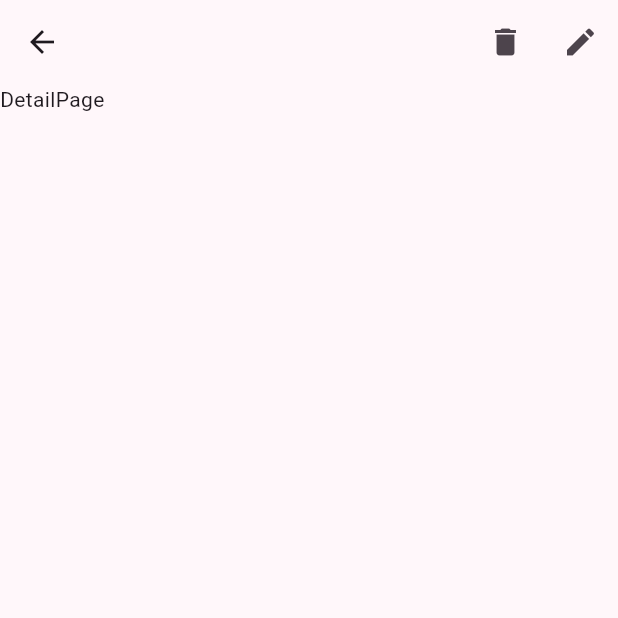
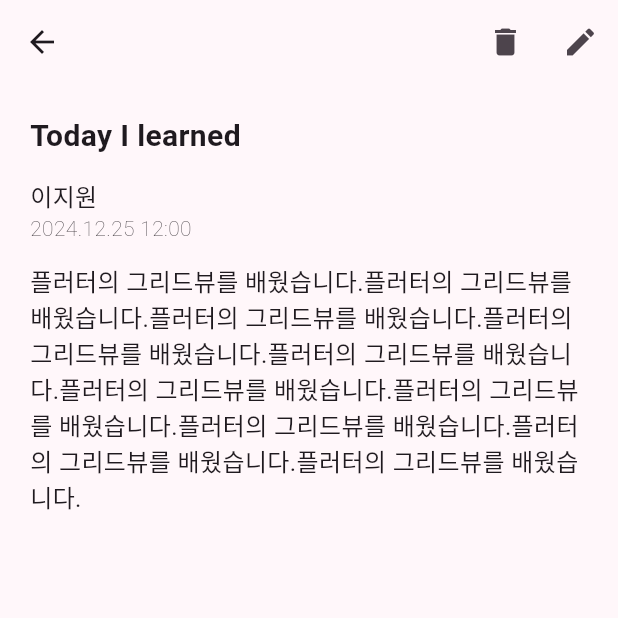
Before and after one commit to akeetuitui/flutter_blog_app, a Flutter app: the DetailPage screen opened directly, on a phone screen of 412 x 824 dp, the top half of it. Run offline on Flutter 3.47's test engine with Material 3 defaults, Android fonts, the phone set to English and light mode, and no system bars; our stand-ins replace flutter_riverpod; network calls fail.

Commit message:
detail: 상세페이지 ui 구현 (리스트뷰, column)

```diff
--- a/lib/ui/detail/detail_page.dart
+++ b/lib/ui/detail/detail_page.dart
@@ -1,27 +1,66 @@
-
-
 import 'package:flutter/material.dart';
 import 'package:flutter/widgets.dart';
 
-class DetailPage extends StatelessWidget{
+class DetailPage extends StatelessWidget {
   @override
   Widget build(BuildContext context) {
     return Scaffold(
         appBar: AppBar(
           actions: [
-          iconButton(Icons.delete, (){
+            iconButton(Icons.delete, () {
               print('삭제 아이콘 클릭');
             }),
-          iconButton(Icons.edit, (){
+            iconButton(Icons.edit, () {
               print('수정 아이콘 클릭');
             }),
           ],
         ),
-      body: Text('DetailPage'),
-    );
+        body: ListView(
+          padding: EdgeInsets.only(bottom: 500),
+          children: [
+            Image.network(
+              'https://picsum.photos/200/300',
+              fit: BoxFit.cover,
+            ),
+            SizedBox(height: 20),
+            Padding(
+              padding: EdgeInsets.symmetric(horizontal: 20),
+              child: Column(
+                crossAxisAlignment: CrossAxisAlignment.start,
+                children: [
+                  Text(
+                    'Today I learned',
+                    style: TextStyle(
+                      fontWeight: FontWeight.bold,
+                      fontSize: 20,
+                    ),
+                  ),
+                  SizedBox(height: 14),
+                  Text(
+                    '이지원',
+                    style: TextStyle(fontSize: 16),
+                  ),
+                  Text(
+                    '2024.12.25 12:00',
+                    style: TextStyle(
+                      fontSize: 14,
+                      fontWeight: FontWeight.w200,
+                    ),
+                  ),
+                  SizedBox(height: 14),
+                  Text(
+                    '플러터의 그리드뷰를 배웠습니다.' * 10,
+                    style: TextStyle(fontSize: 16),
+                  ), // 곱셉연산자 넣으면 글자 반복
+                ],
+              ),
+            ),
+          ],
+        ));
   }
 
-  Widget iconButton(IconData icon, void Function() onTap){ // 파라미터로 뭘 받을까 1. 아이콘 버튼이 달라짐 2. onTap 눌렀을 때 들어갈 함수들이 다름
+  Widget iconButton(IconData icon, void Function() onTap) {
+    // 파라미터로 뭘 받을까 1. 아이콘 버튼이 달라짐 2. onTap 눌렀을 때 들어갈 함수들이 다름
     return GestureDetector(
       onTap: onTap,
       child: Container(
```
Lines whose indentation alone changed are shown as unchanged.
